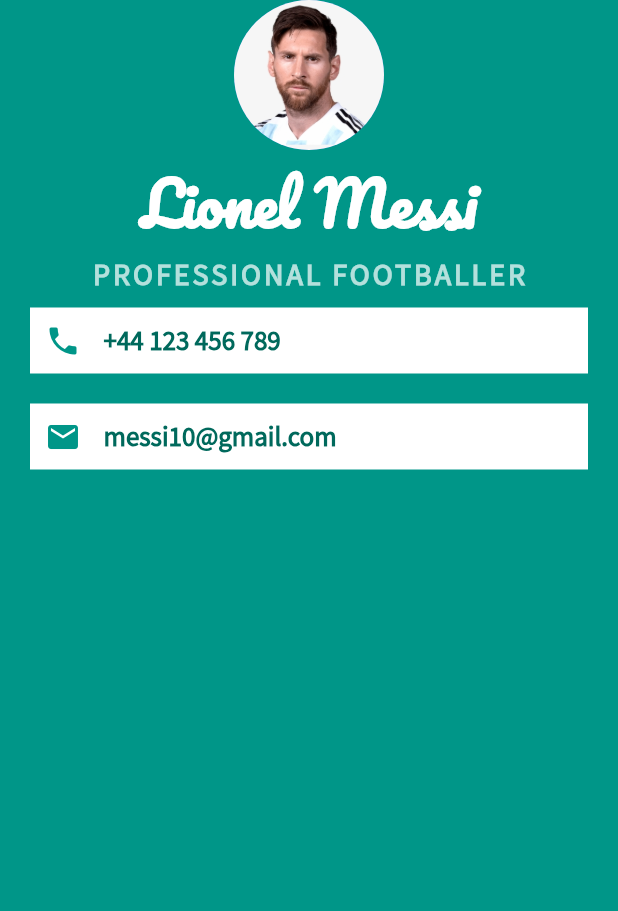
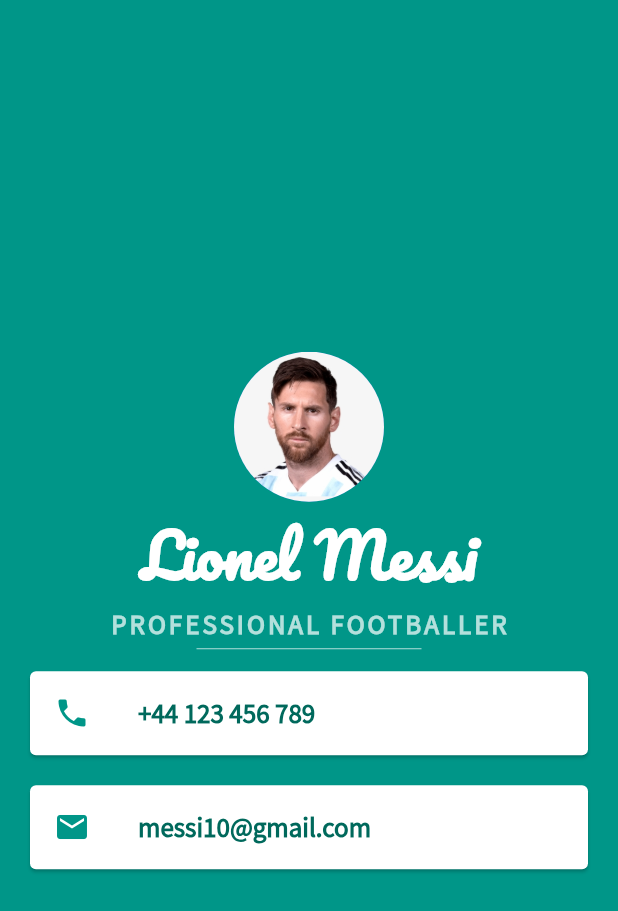
Before and after one commit to Amal4m41/Flutter-Dev-Reference, a Flutter app: the screen it shows after launch, on a phone screen of 412 x 824 dp. Shown: the top 911 px of the screen. Run offline on Flutter 3.47's test engine with Material 2 defaults, Android fonts, the phone set to English and light mode, and no system bars.

Commit message:
replaced container and row with card and listtile

```diff
--- a/mi_card_app/lib/main.dart
+++ b/mi_card_app/lib/main.dart
@@ -20,6 +20,7 @@
         backgroundColor: Colors.teal,
         body: SafeArea(
           child: Column(
+            mainAxisAlignment: MainAxisAlignment.center,
             children: [
               const CircleAvatar(
                 radius: 50,
@@ -37,51 +38,48 @@
               const Text(
                 "PROFESSIONAL FOOTBALLER",
                 style: TextStyle(
-                  fontSize: 20,
+                  fontSize: 18,
                   color: Colors.white70,
                   fontWeight: FontWeight.bold,
                   fontFamily: 'SourceSansPro_custom_font',
                   letterSpacing: 2,
                 ),
               ),
-              Container(
+              SizedBox(
+                height: 10,
+                width: 150,
+                child: Divider(
+                  //divider adds a 1 pixel horizontal rule.
+                  color: Colors.teal[100],
+                ),
+              ),
+              Card(
                 color: Colors.white,
                 margin: EdgeInsets.symmetric(vertical: 10, horizontal: 20),
-                padding: EdgeInsets.all(10),
-                child: Row(
-                  children: [
-                    Icon(
+                child: ListTile(
+                  leading: Icon(
                     Icons.phone,
                     color: Colors.teal,
                   ),
-                    SizedBox(
-                      width: 15,
-                    ),
-                    Text(
+                  title: Text(
                     "+44 123 456 789",
                     style: TextStyle(
                         color: Colors.teal[800],
                         fontSize: 18,
                         fontFamily: 'SourceSansPro_custom_font',
                         fontWeight: FontWeight.bold),
-                    )
-                  ],
                   ),
                 ),
-              Container(
+              ),
+              Card(
                 color: Colors.white,
                 margin: EdgeInsets.symmetric(vertical: 10, horizontal: 20),
-                padding: EdgeInsets.all(10),
-                child: Row(
-                  children: [
-                    Icon(
+                child: ListTile(
+                  leading: Icon(
                     Icons.email,
                     color: Colors.teal,
                   ),
-                    SizedBox(
-                      width: 15,
-                    ),
-                    Text(
+                  title: Text(
                     "messi10@gmail.com",
                     style: TextStyle(
                       color: Colors.teal[800],
@@ -89,10 +87,9 @@
                       fontFamily: 'SourceSansPro_custom_font',
                       fontWeight: FontWeight.bold,
                     ),
-                    )
-                  ],
                   ),
-              )
+                ),
+              ),
             ],
           ),
         ),
@@ -122,6 +119,27 @@
 //     );
 //   }
 // }
+
+// Row(
+// children: [
+// Icon(
+// Icons.email,
+// color: Colors.teal,
+// ),
+// SizedBox(
+// width: 15,
+// ),
+// Text(
+// "messi10@gmail.com",
+// style: TextStyle(
+// color: Colors.teal[800],
+// fontSize: 18,
+// fontFamily: 'SourceSansPro_custom_font',
+// fontWeight: FontWeight.bold,
+// ),
+// )
+// ],
+// )
 
 class MyAppRowsAndColumn extends StatelessWidget {
   const MyAppRowsAndColumn({Key? key}) : super(key: key);
```
Lines whose indentation alone changed are shown as unchanged.
